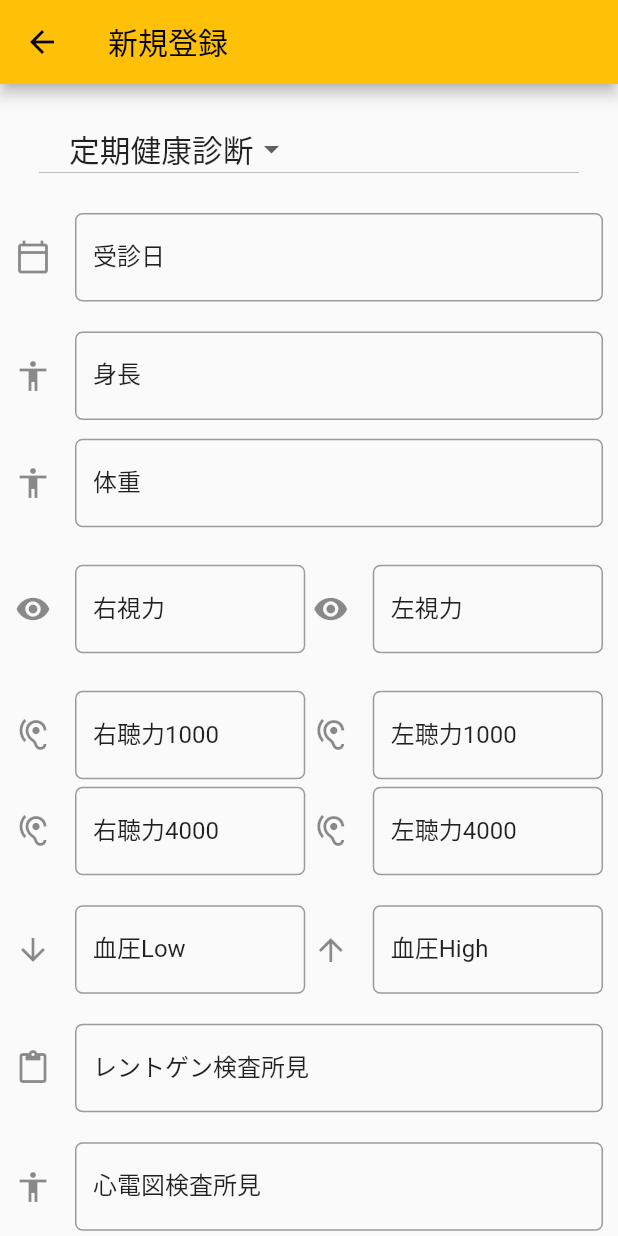
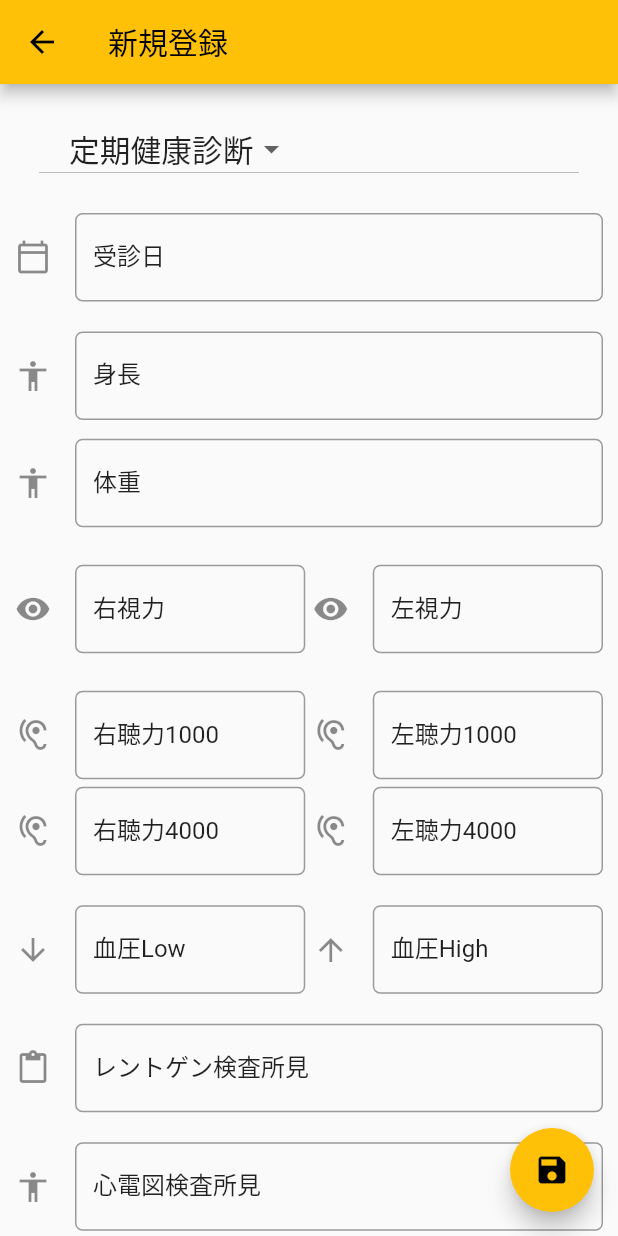
Before and after one commit to Uchipon2020/health_care_mania_free, a Flutter app: the screen it shows after launch, after a tap on the "add" icon, on a phone screen of 412 x 824 dp. Run offline on Flutter 3.47's test engine with Material 2 defaults, Android fonts, the light colour scheme and no system bars; our stand-ins replace sqflite; accounts and stored records are empty.

Commit message:
FlotingButtonまで設置 項目追加開始

```diff
--- a/lib/screens/model_detail_screen.dart
+++ b/lib/screens/model_detail_screen.dart
@@ -709,13 +709,13 @@ class _ModelDetailScreenState extends State<ModelDetailScreen> {
                     ],
                   ),
                 ),
-                /* 5 Element　保存と削除　横並び表示
+                /* 5 Element　削除　横並び表示
                ---------------------------------------------- */
                 Padding(
                   padding: const EdgeInsets.only(top: 15.0, bottom: 15.0),
                   child: Row(
                     children: <Widget>[
-                      Expanded(
+                     /* Expanded(
                         // ignore: deprecated_member_use
                         child: ElevatedButton(
                           /* color: Theme.of(context).primaryColorDark,
@@ -731,16 +731,15 @@ class _ModelDetailScreenState extends State<ModelDetailScreen> {
                             });
                           },
                         ),
-                      ),
-                      Container(
-                        width: 5.0,
-                      ),
+                      ),*/
                       Expanded(
                         // ignore: deprecated_member_use
                         child: ElevatedButton(
-                          style: const ButtonStyle(
-                              /* color: Theme.of(context).primaryColorDark,
-                            textColor: Theme.of(context).primaryColorLight,*/
+                          style: ElevatedButton.styleFrom(
+                             backgroundColor: Colors.deepOrange,
+                            textStyle:const TextStyle(
+                              color: Colors.red
+                            )
                               ),
                           child: const Text(
                             'Delete',
@@ -760,6 +759,16 @@ class _ModelDetailScreenState extends State<ModelDetailScreen> {
               ],
             ),
           ),
+      floatingActionButton: FloatingActionButton(
+        onPressed: (){
+          setState(() {
+            _save();
+          });
+        },
+        tooltip: 'save',
+        child:const Icon(Icons.save),
+      ),
+
         );
   }
 
--- a/lib/screens/model_view_screen.dart
+++ b/lib/screens/model_view_screen.dart
@@ -120,6 +120,9 @@ class _ModelViewScreenState extends State<ModelViewScreen> {
                     style: textStyle,
                     value: getPriorityAsString(widget.model.priority),
                     onChanged: (String? value) {
+                      setState(() {
+                        updatePriorityAsInt(value!);
+                      });
                     }),),
                 // 24 Element　受診日
                 Padding(
```
